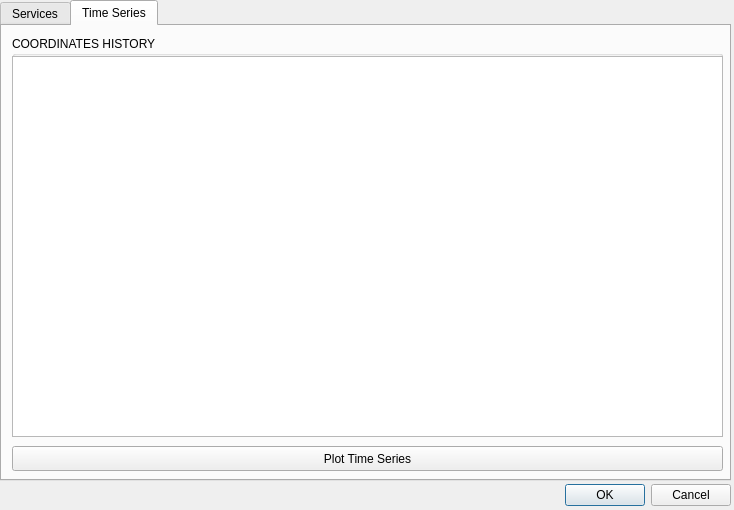
First picture: the form in wtss_qgis_dialog_base.ui, repository brazil-data-cube/wtss-qgis, before the edit.
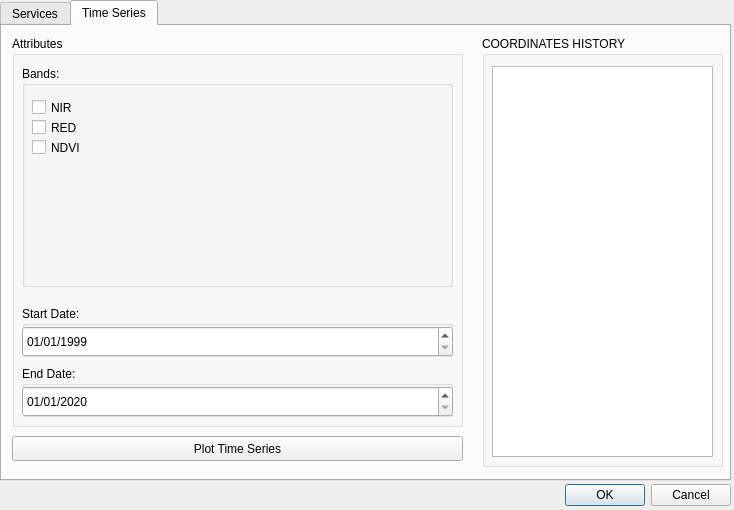
Second picture: the form after the edit. The open tabs and pages were chosen to show the change.

Commit message: cleaning code and unnecessary configuration

```diff
--- a/wtss_qgis_dialog_base.ui
+++ b/wtss_qgis_dialog_base.ui
@@ -176,88 +176,6 @@
         <height>81</height>
        </rect>
       </property>
-      <property name="title">
-       <string>Coverages:</string>
-      </property>
-      <widget class="QListWidget" name="coverages_list">
-       <property name="geometry">
-        <rect>
-         <x>0</x>
-         <y>20</y>
-         <width>301</width>
-         <height>61</height>
-        </rect>
-       </property>
-      </widget>
-     </widget>
-     <widget class="QGroupBox" name="bands_group">
-      <property name="geometry">
-       <rect>
-        <x>0</x>
-        <y>180</y>
-        <width>301</width>
-        <height>81</height>
-       </rect>
-      </property>
-      <property name="title">
-       <string>Bands:</string>
-      </property>
-      <widget class="QListWidget" name="bands_list">
-       <property name="geometry">
-        <rect>
-         <x>0</x>
-         <y>20</y>
-         <width>301</width>
-         <height>61</height>
-        </rect>
-       </property>
-      </widget>
-     </widget>
-     <widget class="QGroupBox" name="start_date_group">
-      <property name="geometry">
-       <rect>
-        <x>0</x>
-        <y>260</y>
-        <width>301</width>
-        <height>81</height>
-       </rect>
-      </property>
-      <property name="title">
-       <string>Start Date:</string>
-      </property>
-      <widget class="QListWidget" name="start_date_list">
-       <property name="geometry">
-        <rect>
-         <x>0</x>
-         <y>20</y>
-         <width>301</width>
-         <height>61</height>
-        </rect>
-       </property>
-      </widget>
-     </widget>
-     <widget class="QGroupBox" name="end_date_group">
-      <property name="geometry">
-       <rect>
-        <x>0</x>
-        <y>340</y>
-        <width>301</width>
-        <height>81</height>
-       </rect>
-      </property>
-      <property name="title">
-       <string>End Date:</string>
-      </property>
-      <widget class="QListWidget" name="end_date_list">
-       <property name="geometry">
-        <rect>
-         <x>0</x>
-         <y>20</y>
-         <width>301</width>
-         <height>61</height>
-        </rect>
-       </property>
-      </widget>
      </widget>
     </widget>
    </widget>
@@ -269,8 +187,8 @@
      <property name="geometry">
       <rect>
        <x>10</x>
-       <y>420</y>
-       <width>711</width>
+       <y>410</y>
+       <width>451</width>
        <height>25</height>
       </rect>
      </property>
@@ -281,10 +199,10 @@
     <widget class="QGroupBox" name="history">
      <property name="geometry">
       <rect>
-       <x>10</x>
+       <x>480</x>
        <y>10</y>
-       <width>711</width>
-       <height>401</height>
+       <width>241</width>
+       <height>431</height>
       </rect>
      </property>
      <property name="title">
@@ -293,14 +211,151 @@
      <widget class="QListWidget" name="history_list">
       <property name="geometry">
        <rect>
-        <x>0</x>
-        <y>20</y>
-        <width>711</width>
-        <height>381</height>
+        <x>10</x>
+        <y>30</y>
+        <width>221</width>
+        <height>391</height>
        </rect>
       </property>
      </widget>
     </widget>
+    <widget class="QGroupBox" name="groupBox">
+     <property name="geometry">
+      <rect>
+       <x>10</x>
+       <y>10</y>
+       <width>451</width>
+       <height>391</height>
+      </rect>
+     </property>
+     <property name="title">
+      <string>Attributes</string>
+     </property>
+     <widget class="QGroupBox" name="bands_group">
+      <property name="geometry">
+       <rect>
+        <x>10</x>
+        <y>30</y>
+        <width>431</width>
+        <height>221</height>
+       </rect>
+      </property>
+      <property name="title">
+       <string>Bands:</string>
+      </property>
+      <widget class="QCheckBox" name="nir">
+       <property name="geometry">
+        <rect>
+         <x>10</x>
+         <y>30</y>
+         <width>92</width>
+         <height>23</height>
+        </rect>
+       </property>
+       <property name="text">
+        <string>NIR</string>
+       </property>
+      </widget>
+      <widget class="QCheckBox" name="red">
+       <property name="geometry">
+        <rect>
+         <x>10</x>
+         <y>50</y>
+         <width>92</width>
+         <height>23</height>
+        </rect>
+       </property>
+       <property name="text">
+        <string>RED</string>
+       </property>
+      </widget>
+      <widget class="QCheckBox" name="ndvi">
+       <property name="geometry">
+        <rect>
+         <x>10</x>
+         <y>70</y>
+         <width>92</width>
+         <height>23</height>
+        </rect>
+       </property>
+       <property name="text">
+        <string>NDVI</string>
+       </property>
+      </widget>
+     </widget>
+     <widget class="QGroupBox" name="start_date_group">
+      <property name="geometry">
+       <rect>
+        <x>10</x>
+        <y>270</y>
+        <width>431</width>
+        <height>51</height>
+       </rect>
+      </property>
+      <property name="title">
+       <string>Start Date:</string>
+      </property>
+      <widget class="QDateEdit" name="start_date">
+       <property name="geometry">
+        <rect>
+         <x>0</x>
+         <y>20</y>
+         <width>431</width>
+         <height>31</height>
+        </rect>
+       </property>
+       <property name="dateTime">
+        <datetime>
+         <hour>0</hour>
+         <minute>0</minute>
+         <second>0</second>
+         <year>1999</year>
+         <month>1</month>
+         <day>1</day>
+        </datetime>
+       </property>
+       <property name="displayFormat">
+        <string>dd/MM/yyyy</string>
+       </property>
+      </widget>
+     </widget>
+     <widget class="QGroupBox" name="end_date_group">
+      <property name="geometry">
+       <rect>
+        <x>10</x>
+        <y>330</y>
+        <width>431</width>
+        <height>51</height>
+       </rect>
+      </property>
+      <property name="title">
+       <string>End Date:</string>
+      </property>
+      <widget class="QDateEdit" name="end_date">
+       <property name="geometry">
+        <rect>
+         <x>0</x>
+         <y>20</y>
+         <width>431</width>
+         <height>31</height>
+        </rect>
+       </property>
+       <property name="dateTime">
+        <datetime>
+         <hour>0</hour>
+         <minute>0</minute>
+         <second>0</second>
+         <year>2020</year>
+         <month>1</month>
+         <day>1</day>
+        </datetime>
+       </property>
+       <property name="displayFormat">
+        <string>dd/MM/yyyy</string>
+       </property>
+      </widget>
+     </widget>
+    </widget>
    </widget>
   </widget>
  </widget>
```
Left out of the diff: 53 changed lines with no effect on the pictures. The commit also changes 1 other file.
